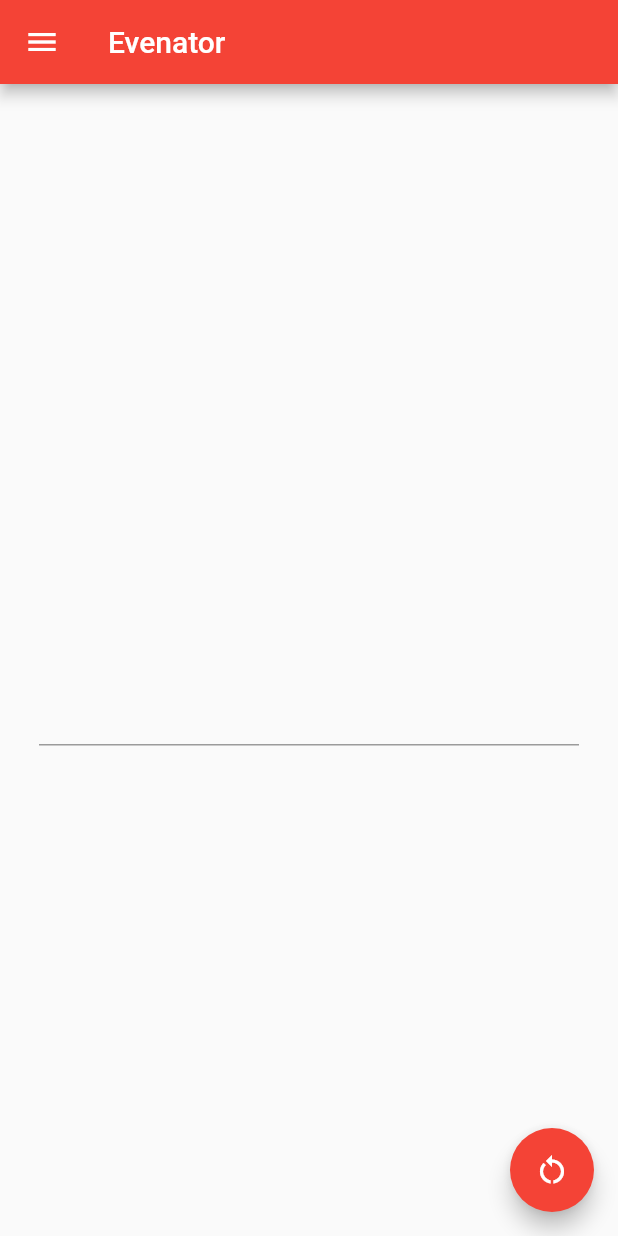
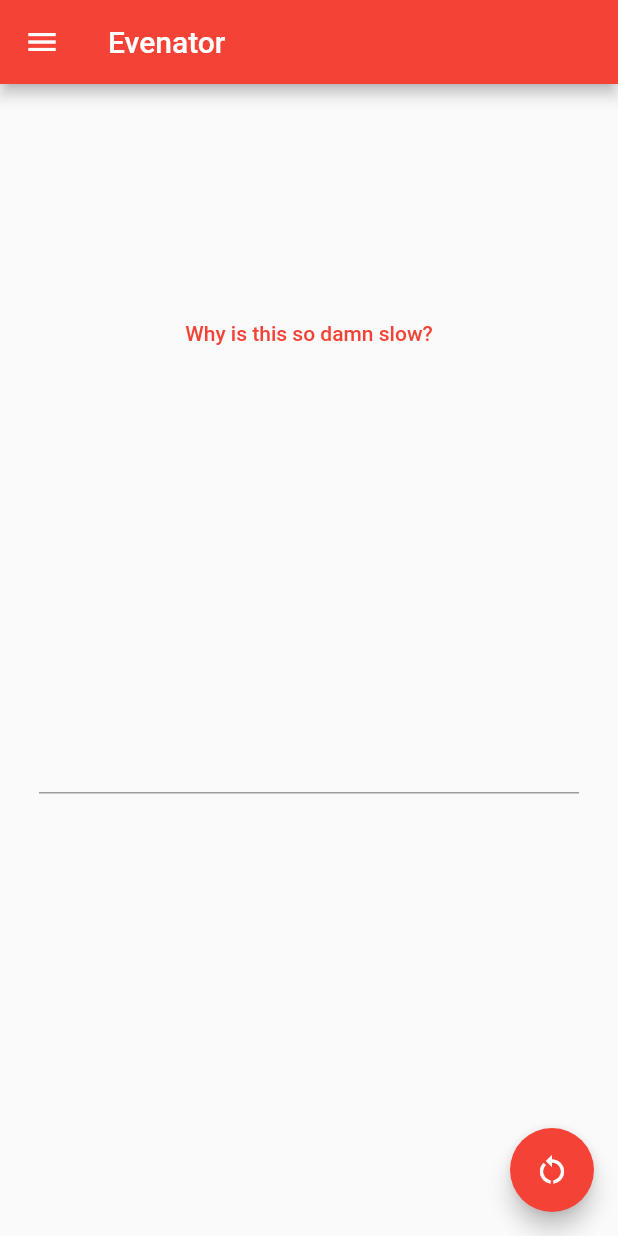
Before and after one commit to Tahaan/careful_even_checker, a Flutter app: the screen it shows after launch, on a phone screen of 412 x 824 dp. Run offline on Flutter 3.47's test engine with Material 2 defaults, Android fonts, the phone set to English and light mode, and no system bars.

Commit message:
Added button to explain the reason for this app.

```diff
--- a/lib/main.dart
+++ b/lib/main.dart
@@ -76,8 +76,14 @@ class _MyHomePageState extends State<MyHomePage> with WidgetsBindingObserver {
         child: Stack(
           children: [
             Column(
-              mainAxisAlignment: MainAxisAlignment.center,
+              mainAxisAlignment: MainAxisAlignment.spaceEvenly,
+
               children: <Widget>[
+              Padding(
+                padding: const EdgeInsets.all(8.0),
+                child: ReadMoreButton(),
+              ),
+
                 Padding(
                   padding: const EdgeInsets.all(26.0),
                   child: TextField(
@@ -98,7 +104,7 @@ class _MyHomePageState extends State<MyHomePage> with WidgetsBindingObserver {
                         return Container();
                       }
                       String resultDescription = '';
-                      if (numberInputController.text == null ||
+                      if (
                           numberInputController.text.length == 0) {
                         resultDescription = 'Type a number';
                       } else {
@@ -188,4 +194,5 @@ class _MyHomePageState extends State<MyHomePage> with WidgetsBindingObserver {
           SnackBar(content: Text('You could try an actual number.')));
     }
   }
+
 }
--- /dev/null
+++ b/lib/readmore_button.dart
@@ -0,0 +1,29 @@
+
+import 'package:flutter/material.dart';
+import 'package:url_launcher/url_launcher.dart';
+
+const String READ_MORE_PAGE_URL =
+    'https://www.reddit.com/r/programminghorror/comments/me6ndr/this_is_the_slowest_is_even_that_i_can_think_of/';
+
+class ReadMoreButton extends StatelessWidget {
+  @override
+  Widget build(BuildContext context) {
+    return TextButton(
+      child: Text('Why is this so damn slow?'),
+      onPressed: () => goToPageAboutTheChallenge(READ_MORE_PAGE_URL),
+    );
+  }
+
+  Future<void> goToPageAboutTheChallenge(String url) async {
+    print('Open $url');
+    if (await canLaunch(url)) {
+      await launch(
+        url,
+        forceSafariVC: false,
+        forceWebView: false,
+      );
+    } else {
+      throw 'Could not launch $url';
+    }
+  }
+}
```
